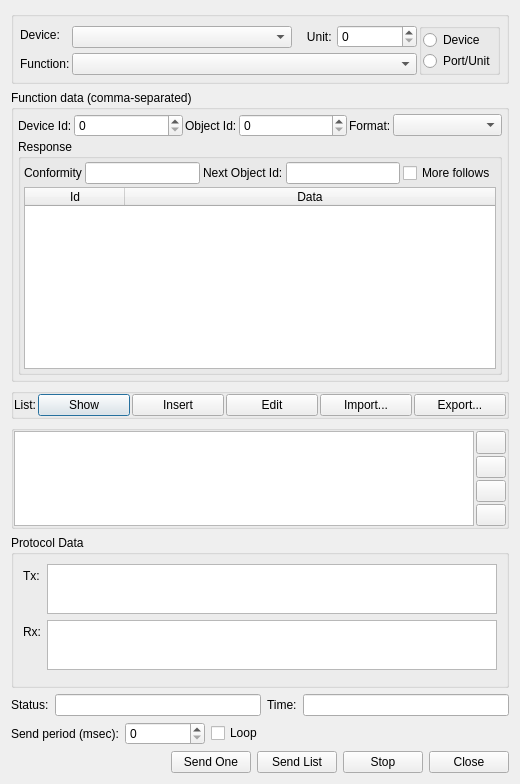
pipichen-rgb/ModbusTools-2025, file src/client/gui/sendmessage/client_sendmessageui.ui: the form before one commit.
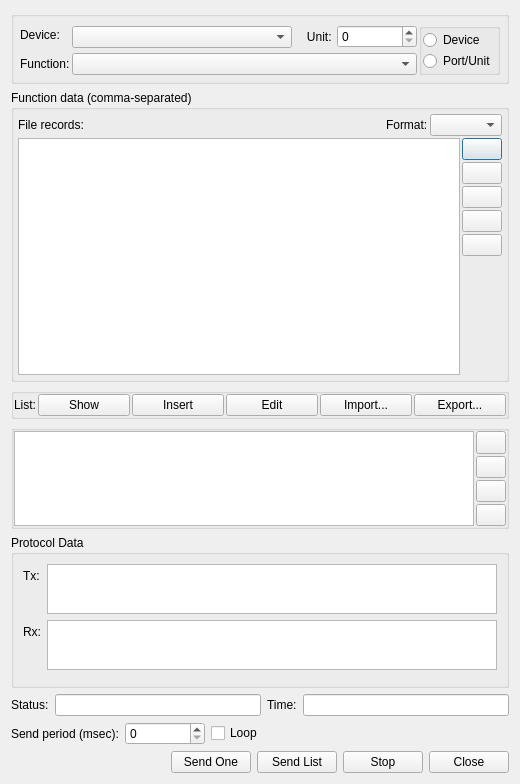
The form after the commit. Icons and pictures are not drawn.

Patch:
```diff
--- a/src/client/gui/sendmessage/client_sendmessageui.ui
+++ b/src/client/gui/sendmessage/client_sendmessageui.ui
@@ -202,7 +202,7 @@
       <item>
        <widget class="QStackedWidget" name="swFunctionData">
         <property name="currentIndex">
-         <number>6</number>
+         <number>7</number>
         </property>
         <widget class="QWidget" name="pgDefault">
          <layout class="QVBoxLayout" name="verticalLayout_5">
@@ -789,6 +789,199 @@
           </item>
          </layout>
         </widget>
+        <widget class="QWidget" name="pgFileRecords">
+         <layout class="QVBoxLayout" name="verticalLayout_23">
+          <property name="spacing">
+           <number>2</number>
+          </property>
+          <property name="leftMargin">
+           <number>4</number>
+          </property>
+          <property name="topMargin">
+           <number>4</number>
+          </property>
+          <property name="rightMargin">
+           <number>4</number>
+          </property>
+          <property name="bottomMargin">
+           <number>4</number>
+          </property>
+          <item>
+           <layout class="QHBoxLayout" name="horizontalLayout_25" stretch="0,0,0,0">
+            <item>
+             <widget class="QLabel" name="label_67">
+              <property name="sizePolicy">
+               <sizepolicy hsizetype="Fixed" vsizetype="Preferred">
+                <horstretch>0</horstretch>
+                <verstretch>0</verstretch>
+               </sizepolicy>
+              </property>
+              <property name="text">
+               <string>File records:</string>
+              </property>
+             </widget>
+            </item>
+            <item>
+             <spacer name="horizontalSpacer_2">
+              <property name="orientation">
+               <enum>Qt::Horizontal</enum>
+              </property>
+              <property name="sizeHint" stdset="0">
+               <size>
+                <width>40</width>
+                <height>20</height>
+               </size>
+              </property>
+             </spacer>
+            </item>
+            <item>
+             <widget class="QLabel" name="label_69">
+              <property name="sizePolicy">
+               <sizepolicy hsizetype="Fixed" vsizetype="Preferred">
+                <horstretch>0</horstretch>
+                <verstretch>0</verstretch>
+               </sizepolicy>
+              </property>
+              <property name="text">
+               <string>Format:</string>
+              </property>
+             </widget>
+            </item>
+            <item>
+             <widget class="QComboBox" name="cmbFileRecordDataFormat"/>
+            </item>
+           </layout>
+          </item>
+          <item>
+           <layout class="QHBoxLayout" name="horizontalLayout_26">
+            <item>
+             <widget class="QTableView" name="tblFileRecords">
+              <attribute name="horizontalHeaderStretchLastSection">
+               <bool>true</bool>
+              </attribute>
+             </widget>
+            </item>
+            <item>
+             <layout class="QVBoxLayout" name="verticalLayout_13">
+              <item>
+               <widget class="QPushButton" name="btnFileRecordAdd">
+                <property name="sizePolicy">
+                 <sizepolicy hsizetype="Fixed" vsizetype="Fixed">
+                  <horstretch>0</horstretch>
+                  <verstretch>0</verstretch>
+                 </sizepolicy>
+                </property>
+                <property name="toolTip">
+                 <string>Add Function</string>
+                </property>
+                <property name="text">
+                 <string/>
+                </property>
+                <property name="icon">
+                 <iconset resource="../../../core/gui/core_rsc.qrc">
+                  <normaloff>:/core/icons/plus.ico</normaloff>:/core/icons/plus.ico</iconset>
+                </property>
+               </widget>
+              </item>
+              <item>
+               <widget class="QPushButton" name="btnFileRecordDelete">
+                <property name="sizePolicy">
+                 <sizepolicy hsizetype="Fixed" vsizetype="Fixed">
+                  <horstretch>0</horstretch>
+                  <verstretch>0</verstretch>
+                 </sizepolicy>
+                </property>
+                <property name="toolTip">
+                 <string>Delete Function</string>
+                </property>
+                <property name="text">
+                 <string/>
+                </property>
+                <property name="icon">
+                 <iconset resource="../../../core/gui/core_rsc.qrc">
+                  <normaloff>:/core/icons/minus.ico</normaloff>:/core/icons/minus.ico</iconset>
+                </property>
+               </widget>
+              </item>
+              <item>
+               <widget class="QPushButton" name="btnFileRecordMoveUp">
+                <property name="sizePolicy">
+                 <sizepolicy hsizetype="Fixed" vsizetype="Fixed">
+                  <horstretch>0</horstretch>
+                  <verstretch>0</verstretch>
+                 </sizepolicy>
+                </property>
+                <property name="toolTip">
+                 <string>Move Up Function</string>
+                </property>
+                <property name="text">
+                 <string/>
+                </property>
+                <property name="icon">
+                 <iconset resource="../../../core/gui/core_rsc.qrc">
+                  <normaloff>:/core/icons/arrow_up.png</normaloff>:/core/icons/arrow_up.png</iconset>
+                </property>
+               </widget>
+              </item>
+              <item>
+               <widget class="QPushButton" name="btnFileRecordMoveDown">
+                <property name="sizePolicy">
+                 <sizepolicy hsizetype="Fixed" vsizetype="Fixed">
+                  <horstretch>0</horstretch>
+                  <verstretch>0</verstretch>
+                 </sizepolicy>
+                </property>
+                <property name="toolTip">
+                 <string>Move Down Function</string>
+                </property>
+                <property name="text">
+                 <string/>
+                </property>
+                <property name="icon">
+                 <iconset resource="../../../core/gui/core_rsc.qrc">
+                  <normaloff>:/core/icons/arrow_down.png</normaloff>:/core/icons/arrow_down.png</iconset>
+                </property>
+               </widget>
+              </item>
+              <item>
+               <widget class="QPushButton" name="btnFileRecordClear">
+                <property name="sizePolicy">
+                 <sizepolicy hsizetype="Fixed" vsizetype="Fixed">
+                  <horstretch>0</horstretch>
+                  <verstretch>0</verstretch>
+                 </sizepolicy>
+                </property>
+                <property name="toolTip">
+                 <string>Clear All Functions</string>
+                </property>
+                <property name="text">
+                 <string/>
+                </property>
+                <property name="icon">
+                 <iconset resource="../../../core/gui/core_rsc.qrc">
+                  <normaloff>:/core/icons/clear.png</normaloff>:/core/icons/clear.png</iconset>
+                </property>
+               </widget>
+              </item>
+              <item>
+               <spacer name="verticalSpacer_9">
+                <property name="orientation">
+                 <enum>Qt::Vertical</enum>
+                </property>
+                <property name="sizeHint" stdset="0">
+                 <size>
+                  <width>20</width>
+                  <height>40</height>
+                 </size>
+                </property>
+               </spacer>
+              </item>
+             </layout>
+            </item>
+           </layout>
+          </item>
+         </layout>
+        </widget>
         <widget class="QWidget" name="pgRWMultiReg">
          <layout class="QVBoxLayout" name="verticalLayout_2">
           <property name="spacing">
```
